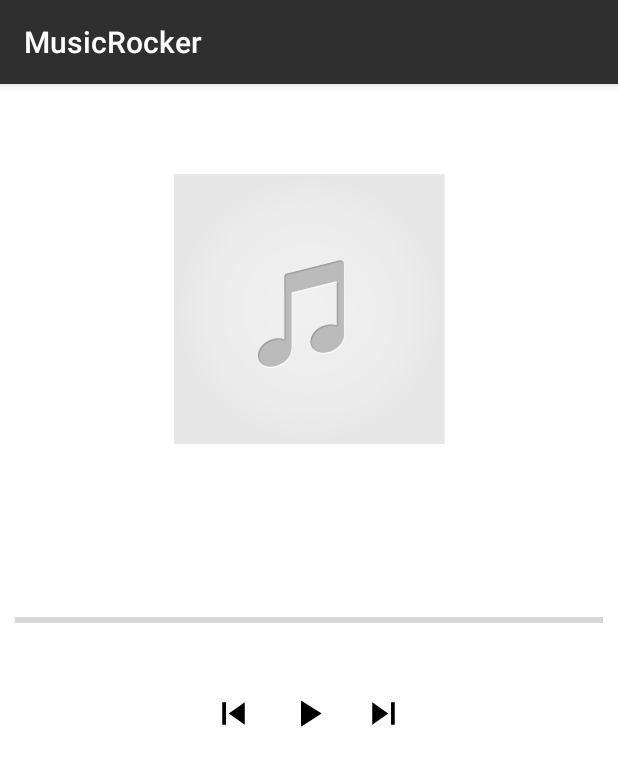
After one commit to shangeethsivan/MusicRocker, an Android app: the PlayerActivity screen opened directly, with no data from a screen before it, on a phone screen of 412 x 824 dp. The commit adds this screen. Shown: the top 766 px of the screen. Run offline under Robolectric (Android 15) with nearby library versions, the phone set to English and light mode, and no system bars.

Commit message:
Preloader activity

```diff
--- a/app/build.gradle
+++ b/app/build.gradle
@@ -26,7 +26,7 @@ dependencies {
     })
     compile 'com.android.support:appcompat-v7:25.3.1'
     compile 'com.android.support.constraint:constraint-layout:1.0.2'
-    testCompile 'junit:junit:4.12'
     compile 'com.android.support:design:25.3.1'
     compile 'com.squareup.picasso:picasso:2.5.2'
+    testCompile 'junit:junit:4.12'
 }
--- a/app/src/main/AndroidManifest.xml
+++ b/app/src/main/AndroidManifest.xml
@@ -2,7 +2,8 @@
 <manifest xmlns:android="http://schemas.android.com/apk/res/android"
     package="com.shangeeth.musicrocker">
 
-    <uses-permission android:name="android.permission.READ_EXTERNAL_STORAGE"/>
+    <uses-permission android:name="android.permission.READ_EXTERNAL_STORAGE" />
+
     <application
         android:allowBackup="true"
         android:icon="@mipmap/ic_launcher"
@@ -10,13 +11,14 @@
         android:roundIcon="@mipmap/ic_launcher_round"
         android:supportsRtl="true"
         android:theme="@style/AppTheme">
-        <activity android:name=".MainActivity">
+        <activity android:name=".ui.MainActivity">
             <intent-filter>
                 <action android:name="android.intent.action.MAIN" />
 
                 <category android:name="android.intent.category.LAUNCHER" />
             </intent-filter>
         </activity>
+        <activity android:name=".ui.PlayerActivity"></activity>
     </application>
 
 </manifest>
--- a/app/src/main/java/com/shangeeth/musicrocker/adapters/MyRecViewAdapter.java
+++ b/app/src/main/java/com/shangeeth/musicrocker/adapters/MyRecViewAdapter.java
@@ -3,6 +3,7 @@ package com.shangeeth.musicrocker.adapters;
 import android.content.ContentUris;
 import android.content.Context;
 import android.database.Cursor;
+import android.graphics.Bitmap;
 import android.net.Uri;
 import android.provider.MediaStore;
 import android.support.v7.widget.RecyclerView;
@@ -37,7 +38,7 @@ public class MyRecViewAdapter extends RecyclerView.Adapter<MyRecViewAdapter.MyVi
 
     @Override
     public MyViewHolder onCreateViewHolder(ViewGroup parent, int viewType) {
-        Log.e(TAG, "onCreateViewHolder: "+viewType);
+        Log.e(TAG, "onCreateViewHolder: " + viewType);
 
         View lView = mLayoutInflater.inflate(R.layout.recycler_view_item, parent, false);
 
@@ -48,17 +49,19 @@ public class MyRecViewAdapter extends RecyclerView.Adapter<MyRecViewAdapter.MyVi
     public void onBindViewHolder(MyViewHolder holder, int position) {
         mCursor.moveToPosition(position);
 
-        Uri lUri = ContentUris.withAppendedId(MediaStore.Audio.Media.EXTERNAL_CONTENT_URI, mCursor.getLong(mCursor.getColumnIndex(MediaStore.Audio.Media._ID)));
-        Picasso.with(mContext).load(lUri).placeholder(R.drawable.placeholder).into(holder.albumImageIV);
+        Uri lUri = ContentUris.withAppendedId(Uri.parse("content://media/external/audio/albumart"), mCursor.getLong(mCursor.getColumnIndex(MediaStore.Audio.Media.ALBUM_ID)));
 
-        String lTrackName = mCursor.getString(mCursor.getColumnIndex(MediaStore.Audio.Media.DISPLAY_NAME));
+        Picasso.with(mContext).load(lUri).fit().placeholder(R.drawable.placeholder).into(holder.albumImageIV);
+
+        String lTrackName = mCursor.getString(mCursor.getColumnIndex(MediaStore.Audio.Media.TITLE));
         if (lTrackName != null)
             holder.trackNameTV.setText(lTrackName.trim());
 
         String lAlbumName = mCursor.getString(mCursor.getColumnIndex(MediaStore.Audio.Media.ALBUM));
         if (lAlbumName != null)
             holder.albumAndArtistDetailsTV.setText(lAlbumName.trim());
-        Log.e(TAG, "onBindViewHolder: " + position + lTrackName+":"+lAlbumName);
+
+        Log.e(TAG, "onBindViewHolder: " + position + lTrackName + ":" + lAlbumName);
     }
 
     @Override
--- /dev/null
+++ b/app/src/main/java/com/shangeeth/musicrocker/services/MusicPlayerService.java
@@ -0,0 +1,75 @@
+package com.shangeeth.musicrocker.services;
+
+import android.app.Service;
+import android.content.Intent;
+import android.media.MediaPlayer;
+import android.net.Uri;
+import android.os.IBinder;
+import android.os.PowerManager;
+import android.support.annotation.IntDef;
+import android.util.Log;
+import android.widget.Toast;
+
+import com.shangeeth.musicrocker.R;
+
+import java.io.IOException;
+
+
+/**
+ * Created by user on 04/05/17.
+ */
+
+public class MusicPlayerService extends Service implements MediaPlayer.OnPreparedListener, MediaPlayer.OnErrorListener {
+
+    MediaPlayer mMediaPlayer;
+    private static final String TAG = "MusicPlayerService";
+
+
+    private void initializePlayer(Uri pSongUri) {
+
+        mMediaPlayer = new MediaPlayer();
+        mMediaPlayer.setOnPreparedListener(this);
+        mMediaPlayer.setOnErrorListener(this);
+        mMediaPlayer.setWakeMode(getApplicationContext(), PowerManager.PARTIAL_WAKE_LOCK);
+
+        if (mMediaPlayer.isPlaying())
+            mMediaPlayer.stop();
+        try {
+            mMediaPlayer.setDataSource(getApplicationContext(), pSongUri);
+            mMediaPlayer.prepareAsync();
+        } catch (IOException e) {
+            e.printStackTrace();
+        }
+    }
+
+    @Override
+    public int onStartCommand(Intent intent, int flags, int startId) {
+        Log.e(TAG, "onStartCommand: " );
+
+        String lUri = intent.getStringExtra(getString(R.string.music_uri));
+        if (!lUri.equals("")) {
+            initializePlayer(Uri.parse(lUri));
+        } else
+            Toast.makeText(getApplicationContext(), "Error in initializing the player\nSong Uri empty",
+                    Toast.LENGTH_SHORT).show();
+
+        return super.onStartCommand(intent, flags, startId);
+    }
+
+    @Override
+    public IBinder onBind(Intent intent) {
+        Log.e(TAG, "onBind: " );
+        return null;
+    }
+
+    @Override
+    public boolean onError(MediaPlayer mp, int what, int extra) {
+        Log.e(TAG, "onError: " + extra);
+        return false;
+    }
+
+    @Override
+    public void onPrepared(MediaPlayer mp) {
+        mp.start();
+    }
+}
--- a/app/src/main/java/com/shangeeth/musicrocker/MainActivity.java
+++ b/app/src/main/java/com/shangeeth/musicrocker/ui/MainActivity.java
@@ -1,4 +1,4 @@
-package com.shangeeth.musicrocker;
+package com.shangeeth.musicrocker.ui;
 
 import android.Manifest;
 import android.app.ProgressDialog;
@@ -15,6 +15,7 @@ import android.support.v7.app.AppCompatActivity;
 import android.support.v7.widget.LinearLayoutManager;
 import android.support.v7.widget.RecyclerView;
 
+import com.shangeeth.musicrocker.R;
 import com.shangeeth.musicrocker.adapters.MyRecViewAdapter;
 
 public class MainActivity extends AppCompatActivity {
@@ -72,8 +73,8 @@ public class MainActivity extends AppCompatActivity {
 
             ContentResolver lContentResolver = getContentResolver();
             mCursor = lContentResolver.query(MediaStore.Audio.Media.EXTERNAL_CONTENT_URI,
-                    new String[]{MediaStore.Audio.Media._ID, MediaStore.Audio.Media.ALBUM, MediaStore.Audio.Media.DISPLAY_NAME},
-                    null, null, null);
+                    new String[]{MediaStore.Audio.Media._ID, MediaStore.Audio.Media.ALBUM, MediaStore.Audio.Media.TITLE,MediaStore.Audio.Media.ALBUM_ID},
+                    null, null, MediaStore.Audio.Media.TITLE+" ASC");
             return null;
         }
 
--- /dev/null
+++ b/app/src/main/java/com/shangeeth/musicrocker/ui/PlayerActivity.java
@@ -0,0 +1,67 @@
+package com.shangeeth.musicrocker.ui;
+
+import android.os.Bundle;
+import android.support.v7.app.AppCompatActivity;
+import android.view.View;
+import android.widget.ImageView;
+import android.widget.ProgressBar;
+import android.widget.TextView;
+
+import com.shangeeth.musicrocker.R;
+
+public class PlayerActivity extends AppCompatActivity {
+
+    private TextView mTitleTV;
+    private TextView mAlbumNameTV;
+    private ProgressBar mProgressBar;
+    private TextView mStartTimeTv;
+    private TextView mEndTimeTv;
+    private ImageView mPreviousSongIv;
+    private ImageView mPlayOrPauseIv;
+    private ImageView mNextIv;
+
+    @Override
+    protected void onCreate(Bundle savedInstanceState) {
+
+        super.onCreate(savedInstanceState);
+        super.setContentView(R.layout.activity_player);
+
+        mTitleTV = (TextView) findViewById(R.id.title_tv);
+        mAlbumNameTV = (TextView) findViewById(R.id.album_name_tv);
+        mProgressBar = (ProgressBar) findViewById(R.id.progress_bar);
+        mStartTimeTv = (TextView) findViewById(R.id.start_time_tv);
+        mEndTimeTv = (TextView) findViewById(R.id.end_time_tv);
+
+        mPreviousSongIv = (ImageView) findViewById(R.id.previous_iv);
+        mPlayOrPauseIv = (ImageView) findViewById(R.id.play_or_pause_iv);
+        mNextIv = (ImageView) findViewById(R.id.next_iv);
+
+        setOnClickListeners();
+    }
+
+    public void setOnClickListeners() {
+
+        mPreviousSongIv.setOnClickListener(new View.OnClickListener() {
+            @Override
+            public void onClick(View v) {
+
+            }
+        });
+        mPlayOrPauseIv.setOnClickListener(new View.OnClickListener() {
+            @Override
+            public void onClick(View v) {
+
+            }
+        });
+
+        mNextIv.setOnClickListener(new View.OnClickListener() {
+            @Override
+            public void onClick(View v) {
+
+            }
+        });
+
+    }
+
+
+}
--- /dev/null
+++ b/app/src/main/res/drawable/ic_next.xml
@@ -0,0 +1,9 @@
+<vector xmlns:android="http://schemas.android.com/apk/res/android"
+        android:width="24dp"
+        android:height="24dp"
+        android:viewportWidth="24.0"
+        android:viewportHeight="24.0">
+    <path
+        android:fillColor="#FF000000"
+        android:pathData="M6,18l8.5,-6L6,6v12zM16,6v12h2V6h-2z"/>
+</vector>
--- /dev/null
+++ b/app/src/main/res/drawable/ic_pause_black_24dp.xml
@@ -0,0 +1,9 @@
+<vector xmlns:android="http://schemas.android.com/apk/res/android"
+        android:width="24dp"
+        android:height="24dp"
+        android:viewportWidth="24.0"
+        android:viewportHeight="24.0">
+    <path
+        android:fillColor="#FF000000"
+        android:pathData="M6,19h4L10,5L6,5v14zM14,5v14h4L18,5h-4z"/>
+</vector>
--- /dev/null
+++ b/app/src/main/res/drawable/ic_play.xml
@@ -0,0 +1,9 @@
+<vector xmlns:android="http://schemas.android.com/apk/res/android"
+        android:width="24dp"
+        android:height="24dp"
+        android:viewportWidth="24.0"
+        android:viewportHeight="24.0">
+    <path
+        android:fillColor="#FF000000"
+        android:pathData="M8,5v14l11,-7z"/>
+</vector>
--- /dev/null
+++ b/app/src/main/res/drawable/ic_previous.xml
@@ -0,0 +1,9 @@
+<vector xmlns:android="http://schemas.android.com/apk/res/android"
+        android:width="24dp"
+        android:height="24dp"
+        android:viewportWidth="24.0"
+        android:viewportHeight="24.0">
+    <path
+        android:fillColor="#FF000000"
+        android:pathData="M6,6h2v12L6,18zM9.5,12l8.5,6L18,6z"/>
+</vector>
--- a/app/src/main/res/layout/activity_main.xml
+++ b/app/src/main/res/layout/activity_main.xml
@@ -3,7 +3,7 @@
     xmlns:tools="http://schemas.android.com/tools"
     android:layout_width="match_parent"
     android:layout_height="match_parent"
-    tools:context="com.shangeeth.musicrocker.MainActivity">
+    tools:context="com.shangeeth.musicrocker.ui.MainActivity">
 
     <android.support.v7.widget.RecyclerView
         android:id="@+id/rec_view"
--- /dev/null
+++ b/app/src/main/res/layout/activity_player.xml
@@ -0,0 +1,94 @@
+<?xml version="1.0" encoding="utf-8"?>
+<LinearLayout xmlns:android="http://schemas.android.com/apk/res/android"
+    xmlns:tools="http://schemas.android.com/tools"
+    android:layout_width="match_parent"
+    android:layout_height="match_parent"
+    android:background="@color/white"
+    android:orientation="vertical"
+    tools:context="com.shangeeth.musicrocker.ui.PlayerActivity">
+
+    <ImageView
+        android:layout_width="200dp"
+        android:layout_height="200dp"
+        android:layout_gravity="center"
+        android:layout_marginTop="50dp"
+        android:src="@drawable/placeholder" />
+
+    <TextView
+        android:id="@+id/title_tv"
+        android:layout_width="match_parent"
+        android:layout_height="wrap_content"
+        android:gravity="center"
+        android:textSize="20sp"
+        tools:text="Hey Mama" />
+
+    <TextView
+        android:id="@+id/album_name_tv"
+        android:layout_width="match_parent"
+        android:layout_height="wrap_content"
+        android:gravity="center"
+        android:textSize="16sp"
+        tools:text="David Guetta" />
+
+    <ProgressBar
+        android:id="@+id/progress_bar"
+        style="?android:progressBarStyleHorizontal"
+        android:layout_width="match_parent"
+        android:layout_height="wrap_content"
+        android:layout_marginLeft="10dp"
+        android:layout_marginRight="10dp"
+        android:layout_marginTop="50dp" />
+
+    <RelativeLayout
+        android:layout_width="match_parent"
+        android:layout_height="wrap_content"
+        android:layout_marginLeft="10dp"
+        android:layout_marginRight="10dp">
+
+        <TextView
+            android:id="@+id/start_time_tv"
+            android:layout_width="wrap_content"
+            android:layout_height="wrap_content"
+            android:layout_alignParentLeft="true"
+            tools:text="0:00" />
+
+        <TextView
+            android:id="@+id/end_time_tv"
+            android:layout_width="wrap_content"
+            android:layout_height="wrap_content"
+            android:layout_alignParentRight="true"
+            tools:text="4:30" />
+
+    </RelativeLayout>
+
+    <LinearLayout
+        android:layout_width="match_parent"
+        android:layout_height="wrap_content"
+        android:layout_marginLeft="10dp"
+        android:layout_marginRight="10dp"
+        android:layout_marginTop="20dp"
+        android:gravity="center"
+        android:orientation="horizontal">
+
+        <ImageView
+            android:id="@+id/previous_iv"
+            android:layout_width="30dp"
+            android:layout_height="30dp"
+            android:src="@drawable/ic_previous" />
+
+        <ImageView
+            android:id="@+id/play_or_pause_iv"
+            android:layout_width="30dp"
+            android:layout_height="30dp"
+            android:layout_marginLeft="20dp"
+            android:layout_marginRight="20dp"
+            android:src="@drawable/ic_play" />
+
+        <ImageView
+            android:id="@+id/next_iv"
+            android:layout_width="30dp"
+            android:layout_height="30dp"
+            android:src="@drawable/ic_next" />
+
+    </LinearLayout>
+</LinearLayout>
--- a/app/src/main/res/values/colors.xml
+++ b/app/src/main/res/values/colors.xml
@@ -1,7 +1,7 @@
 <?xml version="1.0" encoding="utf-8"?>
 <resources>
-    <color name="colorPrimary">#FF9800</color>
-    <color name="colorPrimaryDark">#EF6C00</color>
+    <color name="colorPrimary">#2F2F2F</color>
+    <color name="colorPrimaryDark">#212121</color>
     <color name="colorAccent">#FFF3E0</color>
     <color name="white">#FFFFFF</color>
 </resources>
--- a/app/src/main/res/values/strings.xml
+++ b/app/src/main/res/values/strings.xml
@@ -1,3 +1,4 @@
 <resources>
     <string name="app_name">MusicRocker</string>
+    <string name="music_uri">uri</string>
 </resources>
```
